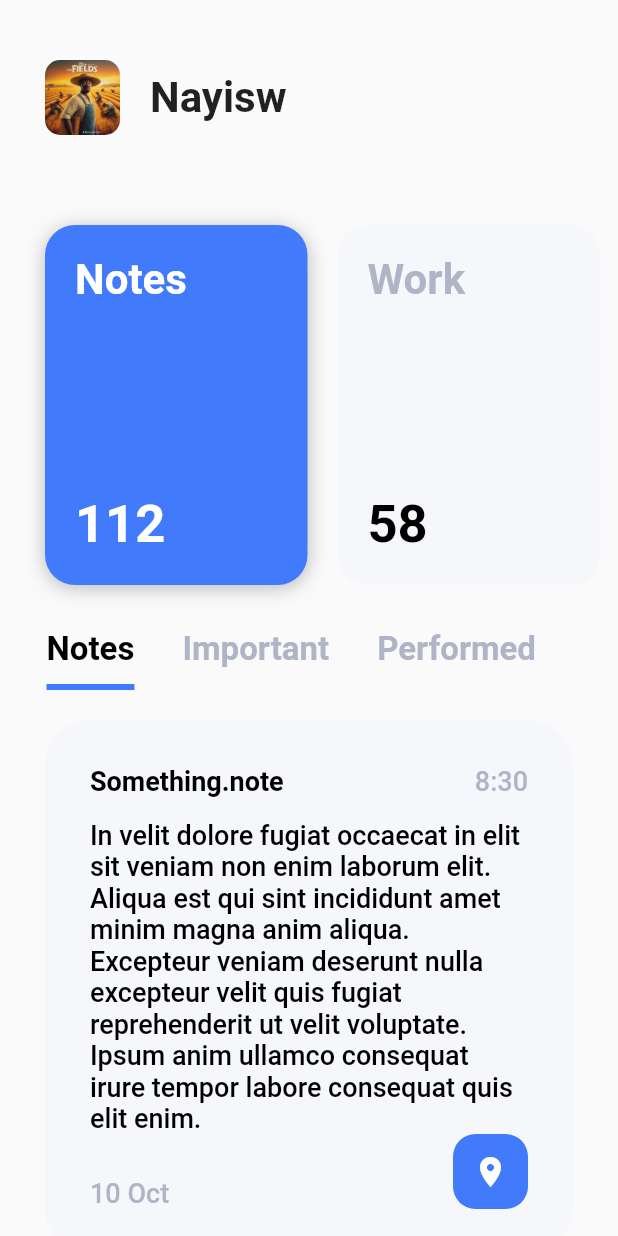
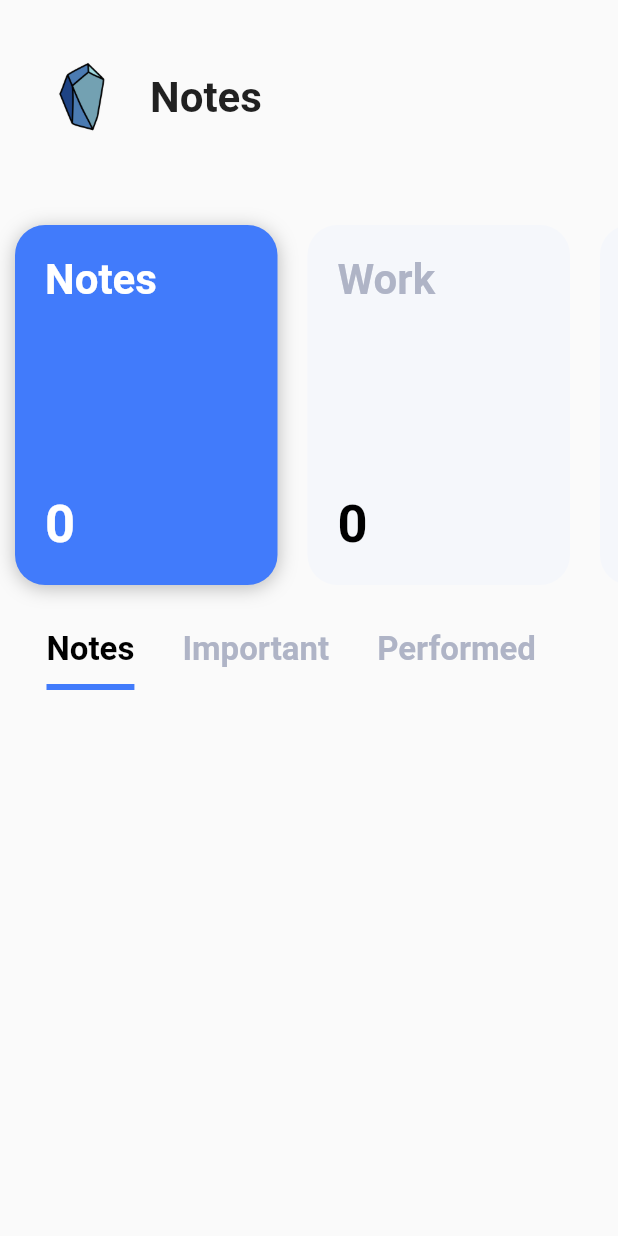
Before and after one commit to Nayisw/yuland, a Flutter app: the screen it shows after launch, on a phone screen of 412 x 824 dp. Run offline on Flutter 3.47's test engine with Material 2 defaults, Android fonts, the phone set to English and light mode, and no system bars.

Commit message:
fattest commit

```diff
--- a/lib/main.dart
+++ b/lib/main.dart
@@ -9,7 +9,7 @@ class MyApp extends StatelessWidget {
     return MaterialApp(
       title: 'Yuland Notes',
       debugShowCheckedModeBanner: false,
-      home: NotesScreen(),
+      home: NotesScreen(selectedCategory: 'Notes'), // Provide a selected category
     );
   }
 }
--- a/lib/models/note_model.dart
+++ b/lib/models/note_model.dart
@@ -1,27 +1,13 @@
 class Note {
-  String title;
-  String content;
-  DateTime date;
+  final String title;
+  final String content;
+  final DateTime date;
+  final String category;
 
-  Note({required this.title, required this.content, required this.date});
+  Note({
+    required this.title,
+    required this.content,
+    required this.date,
+    required this.category,
+  });
 }
-
-final Map<String, int> categories = {
-  'Notes': 112,
-  'Work': 58,
-  'Home': 23,
-  'Complete': 31,
-};
-
-final List<Note> notes = [
-  Note(
-    title: 'Something.note',
-    content: 'In velit dolore fugiat occaecat in elit sit veniam non enim laborum elit. Aliqua est qui sint incididunt amet minim magna anim aliqua. Excepteur veniam deserunt nulla excepteur velit quis fugiat reprehenderit ut velit voluptate. Ipsum anim ullamco consequat irure tempor labore consequat quis elit enim.',
-    date: DateTime(2019, 10, 10, 8, 30),
-  ),
-  Note(
-    title: 'Lorem Ipsum',
-    content: 'Aliqua labore nostrud incididunt exercitation.',
-    date: DateTime(2019, 10, 10, 8, 30),
-  ),
-];
--- a/lib/screens/notes_screen.dart
+++ b/lib/screens/notes_screen.dart
@@ -1,10 +1,17 @@
+import 'dart:core';
+
 import 'package:flutter/material.dart';
+import 'package:intl/intl.dart';
 import 'package:yuland/models/note_model.dart';
-import 'package:intl/intl.dart';
+import 'package:yuland/screens/note_detail_screen.dart';
+// import 'package:flutter_staggered_grid_view/flutter_staggered_grid_view.dart';
 
 class NotesScreen extends StatefulWidget {
   @override
   _NotesScreenState createState() => _NotesScreenState();
+  final String selectedCategory;
+
+  NotesScreen({required this.selectedCategory});
 }
 
 class _NotesScreenState extends State<NotesScreen>
@@ -12,7 +19,17 @@ class _NotesScreenState extends State<NotesScreen>
   int _selectedCategoryIndex = 0;
   late TabController _tabController;
   final DateFormat _dateFormatter = DateFormat('dd MMM');
-  final DateFormat _timeFormatter = DateFormat('h:mm');
+  // final DateFormat _timeFormatter = DateFormat('h:mm');
+  TextEditingController _noteTitleController = TextEditingController();
+  TextEditingController _noteContentController = TextEditingController();
+  List<Note> _notes = [];
+
+  final Map<String, int> categories = {
+    'Notes': 0,
+    'Work': 0,
+    'Home': 0,
+    'Complete': 0,
+  };
 
   @override
   void initState() {
@@ -81,6 +98,190 @@ class _NotesScreenState extends State<NotesScreen>
     );
   }
 
+  Widget _buildNoteCard(Note note) {
+    return Dismissible(
+      key: UniqueKey(),
+      background: Container(
+        color: Colors.red,
+        alignment: Alignment.centerLeft,
+        padding: EdgeInsets.only(left: 20.0),
+        child: Icon(
+          Icons.delete,
+          color: Colors.white,
+        ),
+      ),
+      secondaryBackground: Container(
+        color: Colors.blue,
+        alignment: Alignment.centerRight,
+        padding: EdgeInsets.only(right: 20.0),
+        child: Icon(
+          Icons.edit,
+          color: Colors.white,
+        ),
+      ),
+      onDismissed: (direction) {
+        if (direction == DismissDirection.startToEnd) {
+          // Delete the note when swiped from start to end
+          _deleteNote(note);
+        } else if (direction == DismissDirection.endToStart) {
+          // Edit the note when swiped from end to start
+          _viewOrEditNote(note);
+        }
+      },
+      child: Container(
+        width: MediaQuery.of(context).size.width /
+            2, // Customize the width as needed
+        child: Card(
+          margin: EdgeInsets.all(10.0), // Adjust margins as needed
+          elevation: 2, // Add elevation for a shadow effect
+          shape: RoundedRectangleBorder(
+            borderRadius: BorderRadius.circular(8.0), // Add rounded corners
+          ),
+          child: Container(
+            padding: EdgeInsets.all(12.0),
+            decoration: BoxDecoration(
+              color: Colors.white, // Set the card background color
+              borderRadius: BorderRadius.circular(8.0), // Match the shape
+            ),
+            child: Column(
+              crossAxisAlignment: CrossAxisAlignment.start,
+              children: [
+                Text(
+                  note.title,
+                  style: TextStyle(
+                    fontSize: 16.0, // Set the title font size
+                    fontWeight: FontWeight.bold,
+                  ),
+                ),
+                SizedBox(height: 8.0),
+                Text(
+                  note.content,
+                  style: TextStyle(
+                    fontSize: 14.0, // Set the content font size
+                  ),
+                ),
+                SizedBox(height: 8.0),
+                Text(
+                  _dateFormatter.format(note.date),
+                  style: TextStyle(
+                    fontSize: 12.0, // Set the date font size
+                    color: Colors.grey, // Set the date text color
+                  ),
+                ),
+              ],
+            ),
+          ),
+        ),
+      ),
+    );
+  }
+
+  void _deleteNote(Note note) {
+    setState(() {
+      _notes.remove(note);
+    });
+    _updateCategoryCounts(); // Move this line out of setState
+  }
+
+  void _viewOrEditNote(Note note) async {
+    final updatedNote = await Navigator.push(
+      context,
+      MaterialPageRoute(
+        builder: (context) => NoteDetailScreen(
+            note: note,
+            category:
+                note.category), // Pass the category to the NoteDetailScreen
+      ),
+    );
+
+    if (updatedNote != null) {
+      int noteIndex = _notes.indexWhere((element) => element == note);
+      if (noteIndex != -1) {
+        setState(() {
+          _notes[noteIndex] = updatedNote;
+        });
+      }
+      _updateCategoryCounts();
+    }
+  }
+
+  void _addNote() {
+    setState(() {
+      String title = _noteTitleController.text;
+      String content = _noteContentController.text;
+      DateTime date = DateTime.now();
+
+      String selectedCategory =
+          categories.keys.toList()[_selectedCategoryIndex];
+      Note newNote = Note(
+        title: title,
+        content: content,
+        date: date,
+        category: selectedCategory, // Assign the selected category to the note
+      );
+      _notes.add(newNote);
+      _noteTitleController.clear();
+      _noteContentController.clear();
+      _updateCategoryCounts(); // Call _updateCategoryCounts to update the category counts
+    });
+  }
+
+  void _updateCategoryCounts() {
+    for (var category in categories.keys) {
+      int count = _notes.where((note) => note.category == category).length;
+      categories[category] = count;
+    }
+  }
+
+  Widget _buildCategories() {
+    List<Widget> categoryWidgets = [];
+
+    for (int index = 0; index < categories.length; index++) {
+      categoryWidgets.add(_buildCategoryCard(
+        index,
+        categories.keys.toList()[index],
+        categories.values.toList()[index],
+      ));
+    }
+
+    // Add a '+' icon for adding new notes
+    categoryWidgets.add(
+      GestureDetector(
+        onTap: () {
+          _addNote(); // Call the method to add a new note when the '+' icon is tapped.
+        },
+        child: Container(
+          margin: EdgeInsets.symmetric(vertical: 20.0, horizontal: 10.0),
+          height: 240.0,
+          width: 175.0,
+          decoration: BoxDecoration(
+            color:
+                Colors.green, // Change the color for the '+' icon as desired.
+            borderRadius: BorderRadius.circular(20.0),
+            boxShadow: [BoxShadow(color: Colors.transparent)],
+          ),
+          child: Center(
+            child: Icon(
+              Icons.add,
+              size: 80.0, // Adjust the size of the '+' icon as desired.
+              color:
+                  Colors.white, // Change the color of the '+' icon as desired.
+            ),
+          ),
+        ),
+      ),
+    );
+
+    return Container(
+      height: 280.0,
+      child: ListView(
+        physics: AlwaysScrollableScrollPhysics(), // Change the physics here
+        scrollDirection: Axis.horizontal,
+        children: categoryWidgets,
+      ),
+    );
+  }
+
   @override
   Widget build(BuildContext context) {
     return Scaffold(
@@ -97,14 +298,14 @@ class _NotesScreenState extends State<NotesScreen>
                   width: 50.0,
                   decoration: BoxDecoration(
                     image: DecorationImage(
-                      image: AssetImage('assets/images/user.png'),
+                      image: AssetImage('assets/images/app_icon.png'),
                     ),
                     borderRadius: BorderRadius.circular(10.0),
                   ),
                 ),
                 SizedBox(width: 20.0),
                 Text(
-                  'Nayisw',
+                  'Notes',
                   style: TextStyle(
                     fontSize: 28.0,
                     fontWeight: FontWeight.bold,
@@ -114,23 +315,7 @@ class _NotesScreenState extends State<NotesScreen>
             ),
           ),
           SizedBox(height: 40.0),
-          Container(
-            height: 280.0,
-            child: ListView.builder(
-              scrollDirection: Axis.horizontal,
-              itemCount: categories.length + 1,
-              itemBuilder: (BuildContext context, int index) {
-                if (index == 0) {
-                  return SizedBox(width: 20.0);
-                }
-                return _buildCategoryCard(
-                  index - 1,
-                  categories.keys.toList()[index - 1],
-                  categories.values.toList()[index - 1],
-                );
-              },
-            ),
-          ),
+          _buildCategories(), // Use the custom _buildCategories widget for categories
           Padding(
             padding: EdgeInsets.only(left: 15.0),
             child: TabBar(
@@ -173,116 +358,14 @@ class _NotesScreenState extends State<NotesScreen>
             ),
           ),
           SizedBox(height: 20.0),
-          Container(
-            margin: EdgeInsets.symmetric(horizontal: 30.0),
-            padding: EdgeInsets.all(30.0),
-            decoration: BoxDecoration(
-              color: Color(0xFFF5F7FB),
-              borderRadius: BorderRadius.circular(30.0),
-            ),
-            child: Column(
-              children: <Widget>[
-                Row(
-                  mainAxisAlignment: MainAxisAlignment.spaceBetween,
-                  children: <Widget>[
-                    Text(
-                      notes[0].title,
-                      style: TextStyle(
-                        color: Colors.black,
-                        fontSize: 18.0,
-                        fontWeight: FontWeight.w600,
-                      ),
-                    ),
-                    Text(
-                      _timeFormatter.format(notes[0].date),
-                      style: TextStyle(
-                        color: Color(0xFFAFB4C6),
-                        fontSize: 18.0,
-                        fontWeight: FontWeight.w500,
-                      ),
-                    ),
-                  ],
-                ),
-                SizedBox(height: 15.0),
-                Text(
-                  notes[0].content,
-                  style: TextStyle(
-                    color: Colors.black,
-                    fontSize: 18.0,
-                    fontWeight: FontWeight.w500,
-                  ),
-                ),
-                Row(
-                  mainAxisAlignment: MainAxisAlignment.spaceBetween,
-                  crossAxisAlignment: CrossAxisAlignment.end,
-                  children: <Widget>[
-                    Text(
-                      _dateFormatter.format(notes[0].date),
-                      style: TextStyle(
-                        color: Color(0xFFAFB4C6),
-                        fontSize: 18.0,
-                        fontWeight: FontWeight.w500,
-                      ),
-                    ),
-                    Container(
-                      height: 50.0,
-                      width: 50.0,
-                      decoration: BoxDecoration(
-                        color: Color(0xFF417BFB),
-                        borderRadius: BorderRadius.circular(15.0),
-                      ),
-                      child: Icon(
-                        Icons.location_on,
-                        color: Colors.white,
-                      ),
-                    ),
-                  ],
-                ),
-              ],
-            ),
-          ),
-          SizedBox(height: 20.0),
-          Container(
-            margin: EdgeInsets.symmetric(horizontal: 30.0),
-            padding: EdgeInsets.all(30.0),
-            decoration: BoxDecoration(
-              color: Color(0xFFF5F7FB),
-              borderRadius: BorderRadius.circular(30.0),
-            ),
-            child: Column(
-              children: <Widget>[
-                Row(
-                  mainAxisAlignment: MainAxisAlignment.spaceBetween,
-                  children: <Widget>[
-                    Text(
-                      notes[1].title,
-                      style: TextStyle(
-                        color: Colors.black,
-                        fontSize: 18.0,
-                        fontWeight: FontWeight.w600,
-                      ),
-                    ),
-                    Text(
-                      _timeFormatter.format(notes[1].date),
-                      style: TextStyle(
-                        color: Color(0xFFAFB4C6),
-                        fontSize: 18.0,
-                        fontWeight: FontWeight.w500,
-                      ),
-                    ),
-                  ],
-                ),
-                SizedBox(height: 15.0),
-                Text(
-                  notes[1].content,
-                  style: TextStyle(
-                    color: Colors.black,
-                    fontSize: 18.0,
-                    fontWeight: FontWeight.w500,
-                  ),
-                ),
-              ],
-            ),
+          // Display the list of notes
+          ListView.builder(
+            shrinkWrap: true,
+            physics: NeverScrollableScrollPhysics(),
+            itemCount: _notes.length,
+            itemBuilder: (context, index) {
+              return _buildNoteCard(_notes[index]);
+            },
           ),
         ],
       ),
```
Also changed, not shown: lib/screens/note_detail_screen.dart (added, +62 -0 lines), pubspec.yaml (+4 -7 lines), assets/images/app_icon.png (added), pubspec.lock, 1 other file.
